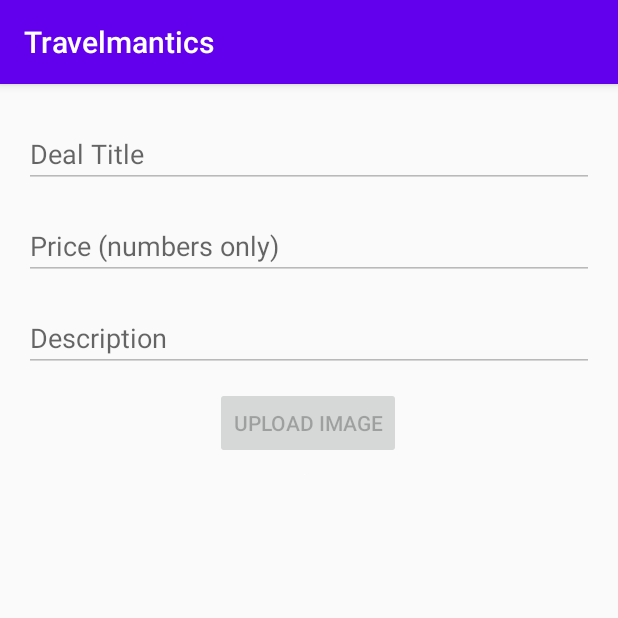
After one commit to Nindaime/Travelmantics, an Android app: the DealActivity screen opened directly, with no data from a screen before it, on a phone screen of 412 x 824 dp, the top half of it. The commit adds this screen. Run offline under Robolectric (Android 15) with nearby library versions, the phone set to English and light mode, and no system bars; our stand-ins replace Firebase (no records; nobody signed in at launch, a user with empty details on screens opened directly), Picasso.

Commit message:
Update v1.1

```diff
--- a/app/build.gradle
+++ b/app/build.gradle
@@ -35,7 +35,9 @@ dependencies {
     androidTestImplementation 'androidx.test.ext:junit:1.1.1'
     androidTestImplementation 'androidx.test.espresso:espresso-core:3.2.0'
     implementation 'com.google.firebase:firebase-database:19.3.0'
+    implementation 'com.google.firebase:firebase-storage:19.1.1'
     implementation 'androidx.recyclerview:recyclerview:1.0.0'
+    implementation 'com.squareup.picasso:picasso:2.5.2'
     implementation 'com.google.firebase:firebase-auth:19.3.1';
 }
 apply plugin: 'com.google.gms.google-services'
--- a/app/src/main/AndroidManifest.xml
+++ b/app/src/main/AndroidManifest.xml
@@ -9,14 +9,16 @@
         android:roundIcon="@mipmap/ic_launcher_round"
         android:supportsRtl="true"
         android:theme="@style/AppTheme">
-        <activity android:name=".ListActivity">
+        <activity android:name=".ListActivity"
+            android:screenOrientation="portrait">
             <intent-filter>
                 <action android:name="android.intent.action.MAIN" />
 
                 <category android:name="android.intent.category.LAUNCHER" />
             </intent-filter>
         </activity>
-        <activity android:name=".MainActivity">
+        <activity android:name=".DealActivity"
+            android:screenOrientation="portrait">
 
         </activity>
     </application>
--- /dev/null
+++ b/app/src/main/java/com/example/travelmantics/DealActivity.java
@@ -0,0 +1,204 @@
+package com.example.travelmantics;
+
+import androidx.annotation.NonNull;
+import androidx.annotation.Nullable;
+import androidx.appcompat.app.AppCompatActivity;
+
+import android.content.Intent;
+import android.content.res.Resources;
+import android.media.Image;
+import android.net.Uri;
+import android.os.Bundle;
+import android.util.Log;
+import android.view.Menu;
+import android.view.MenuInflater;
+import android.view.MenuItem;
+import android.view.View;
+import android.widget.Button;
+import android.widget.EditText;
+import android.widget.ImageView;
+import android.widget.Toast;
+
+import com.google.android.gms.tasks.OnCompleteListener;
+import com.google.android.gms.tasks.OnFailureListener;
+import com.google.android.gms.tasks.OnSuccessListener;
+import com.google.android.gms.tasks.Task;
+import com.google.firebase.database.DatabaseReference;
+import com.google.firebase.database.FirebaseDatabase;
+import com.google.firebase.storage.StorageReference;
+import com.google.firebase.storage.UploadTask;
+import com.squareup.picasso.Picasso;
+
+public class DealActivity extends AppCompatActivity {
+    private FirebaseDatabase  mFirebaseDatabase;
+    private DatabaseReference mDatabaseReference;
+    EditText txtTitle;
+    EditText txtDescription;
+    EditText txtPrice;
+    TravelDeal deal;
+    ImageView imageView;
+    Button btnImage;
+    private static final int PICTURE_RESULT = 45;
+
+    @Override
+    protected void onCreate(Bundle savedInstanceState) {
+        super.onCreate(savedInstanceState);
+        setContentView(R.layout.activity_deal);
+        mFirebaseDatabase = FirebaseDatabase.getInstance();
+        mDatabaseReference = mFirebaseDatabase.getReference().child("traveldeals");
+        txtTitle = (EditText) findViewById(R.id.txtTitle);
+        txtDescription = (EditText) findViewById(R.id.txtDescription);
+        txtPrice = (EditText) findViewById(R.id.txtPrice);
+        imageView = (ImageView) findViewById(R.id.image);
+        Intent intent = getIntent();
+        TravelDeal deal = (TravelDeal) intent.getSerializableExtra("Deal");
+        if(deal == null)
+            deal = new TravelDeal();
+
+        this.deal = deal;
+        txtTitle.setText(deal.getTitle());
+        txtDescription.setText(deal.getDescription());
+        txtPrice.setText(deal.getPrice());
+        showImage(deal.getImageUrl());
+        btnImage = findViewById(R.id.btnImage);
+        btnImage.setOnClickListener(new View.OnClickListener(){
+
+            @Override
+            public void onClick(View view) {
+                Intent intent = new Intent(Intent.ACTION_GET_CONTENT);
+                intent.setType("image/jpeg");
+                intent.putExtra(Intent.EXTRA_LOCAL_ONLY, true);
+                startActivityForResult(intent.createChooser(intent, "Insert Picture"), PICTURE_RESULT);
+            }
+        });
+    }
+
+    @Override
+    public boolean onOptionsItemSelected(MenuItem item){
+        switch (item.getItemId()){
+            case R.id.save_menu:
+                saveDeal();
+                Toast.makeText(this, "Deal Saved", Toast.LENGTH_LONG).show();
+                clean();
+                backToList();
+                return true;
+            case R.id.delete_menu:
+                deleteDeal();
+                Toast.makeText(this, "Deal Deleted", Toast.LENGTH_LONG).show();
+                backToList();
+                return true;
+            default:
+                return super.onOptionsItemSelected(item);
+        }
+    }
+
+    @Override
+    public boolean onCreateOptionsMenu(Menu menu){
+        MenuInflater inflater = getMenuInflater();
+        inflater.inflate(R.menu.save_menu, menu);
+        MenuItem saveMenu = menu.findItem(R.id.save_menu);
+        MenuItem deleteMenu = menu.findItem(R.id.delete_menu);
+        if(FirebaseUtil.isAdmin){
+            saveMenu.setVisible(true);
+            deleteMenu.setVisible(true);
+            enableEditText(true);
+        }
+        else{
+            saveMenu.setVisible(false);
+            deleteMenu.setVisible(false);
+            enableEditText(false);
+        }
+        return true;
+    }
+
+    private void saveDeal(){
+        deal.setTitle(txtTitle.getText().toString());
+        deal.setDescription(txtDescription.getText().toString());
+        deal.setPrice(txtPrice.getText().toString());
+        if(deal.getId() == null)
+            mDatabaseReference.push().setValue(deal);
+        else
+            mDatabaseReference.child(deal.getId()).setValue((deal));
+    }
+
+    private void deleteDeal(){
+        if(deal == null){
+            Toast.makeText(this, "Please save the deal before deleting", Toast.LENGTH_LONG).show();
+            return;
+        }
+        mDatabaseReference.child(deal.getId()).removeValue();
+        if(!deal.getImageName().isEmpty() && deal.getImageName() != null){
+            StorageReference picRef = FirebaseUtil.mStorage.getReference().child(deal.getImageName());
+            picRef.delete().addOnSuccessListener(new OnSuccessListener<Void>() {
+                @Override
+                public void onSuccess(Void aVoid) {
+                    Log.d("Delete Image", "Image Successfully Deleted");
+                }
+            }).addOnFailureListener(new OnFailureListener() {
+                @Override
+                public void onFailure(@NonNull Exception e) {
+                    Log.d("Delete Image", "Image Delete Unsuccessful");
+                }
+            });
+        }
+    }
+
+    private void backToList(){
+        Intent intent = new Intent(this, ListActivity.class);
+        startActivity(intent);
+    }
+
+    private void clean(){
+        txtTitle.setText("");
+        txtDescription.setText("");
+        txtPrice.setText("");
+        txtTitle.requestFocus();
+    }
+
+    private void enableEditText(boolean isEnabled){
+        txtTitle.setEnabled(isEnabled);
+        txtPrice.setEnabled(isEnabled);
+        txtDescription.setEnabled(isEnabled);
+        btnImage.setEnabled(isEnabled);
+    }
+
+    @Override
+    protected void onActivityResult(int requestCode, int resultCode, @Nullable Intent data) {
+        super.onActivityResult(requestCode, resultCode, data);
+        if(requestCode == PICTURE_RESULT && resultCode == RESULT_OK){
+            System.out.println("Execution OK");
+            Uri imageUri = data.getData();
+            final StorageReference ref = FirebaseUtil.mStorageRef.child(imageUri.getLastPathSegment());
+
+            ref.putFile(imageUri).addOnSuccessListener(this, new OnSuccessListener<UploadTask.TaskSnapshot>() {
+                @Override
+                public void onSuccess(@NonNull UploadTask.TaskSnapshot task) {
+                    final String imageName = task.getStorage().getPath();
+                    ref.getDownloadUrl().addOnSuccessListener(new OnSuccessListener<Uri>() {
+                        @Override
+                        public void onSuccess(Uri downloadPhotoUrl) {
+                            deal.setImageUrl(downloadPhotoUrl.toString());
+                            deal.setImageName(imageName);
+                            Log.d("URL", downloadPhotoUrl.toString());
+                            Log.d("Name", imageName);
+                            showImage(downloadPhotoUrl.toString());
+                        }
+                    });
+
+                }
+            });
+        }
+    }
+
+    private void showImage(String url){
+        if(url != null && url.isEmpty() == false){
+            //get width of device screen
+            int width = Resources.getSystem().getDisplayMetrics().widthPixels;
+            Picasso.with(this)
+                    .load(url)
+                    .resize(width, width * 2 /3)
+                    .centerCrop()
+                    .into(imageView);
+        }
+    }
+}
--- /dev/null
+++ b/app/src/main/res/layout/activity_deal.xml
@@ -0,0 +1,74 @@
+<?xml version="1.0" encoding="utf-8"?>
+<androidx.constraintlayout.widget.ConstraintLayout xmlns:android="http://schemas.android.com/apk/res/android"
+    xmlns:app="http://schemas.android.com/apk/res-auto"
+    xmlns:tools="http://schemas.android.com/tools"
+    android:layout_width="match_parent"
+    android:layout_height="match_parent"
+    tools:context=".DealActivity">
+
+
+    <Button
+        android:id="@+id/btnImage"
+        android:layout_width="wrap_content"
+        android:layout_height="wrap_content"
+        android:layout_marginTop="10dp"
+        android:text="Upload Image"
+        android:layout_marginStart="@dimen/txt_margin_standard"
+        android:layout_marginEnd="@dimen/txt_margin_standard"
+        android:layout_marginLeft="@dimen/txt_margin_standard"
+        app:layout_constraintEnd_toEndOf="parent"
+        app:layout_constraintHorizontal_bias="0.498"
+        app:layout_constraintStart_toStartOf="parent"
+        app:layout_constraintTop_toBottomOf="@+id/txtDescription" />
+
+    <EditText
+        android:id="@+id/txtPrice"
+        android:layout_width="match_parent"
+        android:layout_height="wrap_content"
+        android:layout_marginStart="@dimen/txt_margin_standard"
+        android:layout_marginTop="@dimen/txt_margin_standard"
+        android:layout_marginEnd="@dimen/txt_margin_standard"
+        android:hint="@string/price_hint"
+        android:inputType="numberDecimal"
+        app:layout_constraintEnd_toEndOf="parent"
+        app:layout_constraintStart_toStartOf="parent"
+        app:layout_constraintTop_toBottomOf="@+id/txtTitle" />
+
+    <EditText
+        android:id="@+id/txtDescription"
+        android:layout_width="match_parent"
+        android:layout_height="wrap_content"
+        android:layout_marginStart="@dimen/txt_margin_standard"
+        android:layout_marginTop="@dimen/txt_margin_standard"
+        android:layout_marginEnd="@dimen/txt_margin_standard"
+        android:hint="@string/description_hint"
+        app:layout_constraintEnd_toEndOf="parent"
+        app:layout_constraintStart_toStartOf="parent"
+        app:layout_constraintTop_toBottomOf="@+id/txtPrice" />
+
+    <EditText
+        android:id="@+id/txtTitle"
+        android:layout_width="match_parent"
+        android:layout_height="wrap_content"
+        android:layout_marginStart="@dimen/txt_margin_standard"
+        android:layout_marginTop="@dimen/text_margin_large"
+        android:layout_marginEnd="@dimen/txt_margin_standard"
+        android:hint="@string/title_hint"
+        app:layout_constraintEnd_toEndOf="parent"
+        app:layout_constraintStart_toStartOf="parent"
+        app:layout_constraintTop_toTopOf="parent" />
+
+    <ImageView
+        android:id="@+id/image"
+        android:layout_width="wrap_content"
+        android:layout_height="wrap_content"
+        android:layout_marginTop="10dp"
+        android:layout_marginEnd="@dimen/txt_margin_standard"
+        android:layout_marginStart="10dp"
+        app:layout_constraintEnd_toEndOf="parent"
+        app:layout_constraintStart_toStartOf="parent"
+        app:layout_constraintTop_toBottomOf="@+id/btnImage"
+        app:srcCompat="@android:drawable/screen_background_light_transparent"
+        android:layout_marginRight="@dimen/txt_margin_standard"
+        android:layout_marginLeft="10dp" />
+</androidx.constraintlayout.widget.ConstraintLayout>
```
Also changed, not shown: app/src/main/java/com/example/travelmantics/DealAdapter.java (+16 -4 lines), app/src/main/java/com/example/travelmantics/FirebaseUtil.java (+11 -2 lines), app/src/main/java/com/example/travelmantics/ListActivity.java (+2 -5 lines), app/src/main/java/com/example/travelmantics/MainActivity.java (deleted, +0 -112 lines), app/src/main/java/com/example/travelmantics/TravelDeal.java (+11 -1 lines), app/src/main/res/layout/activity_main.xml (deleted, +0 -46 lines).
